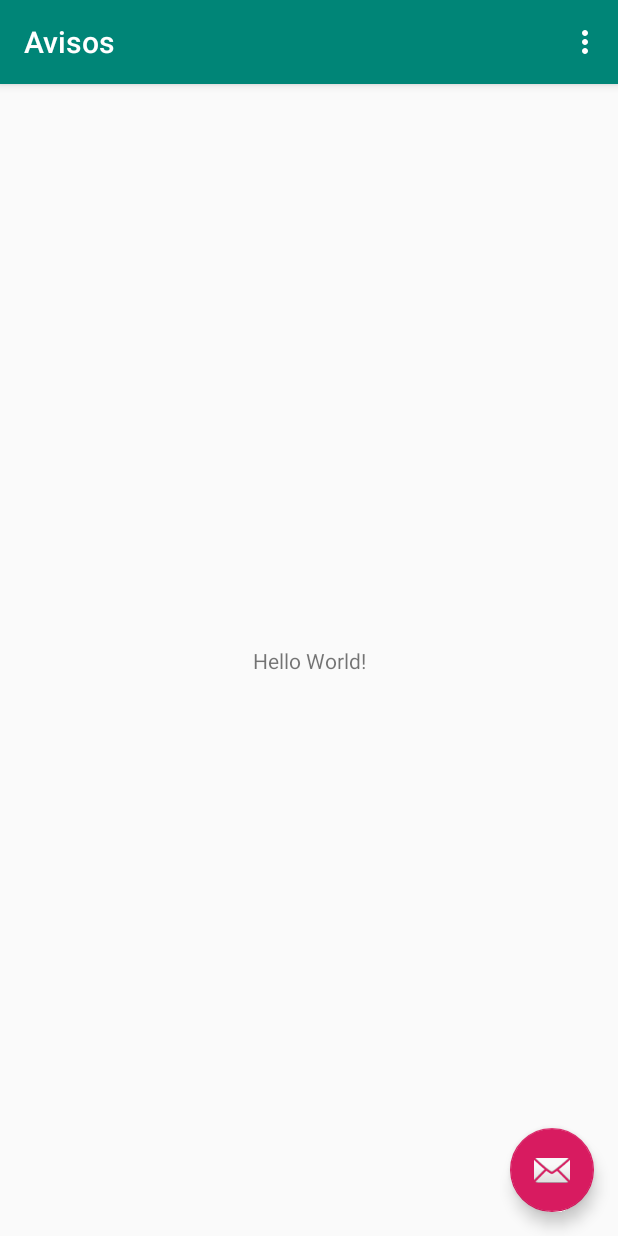
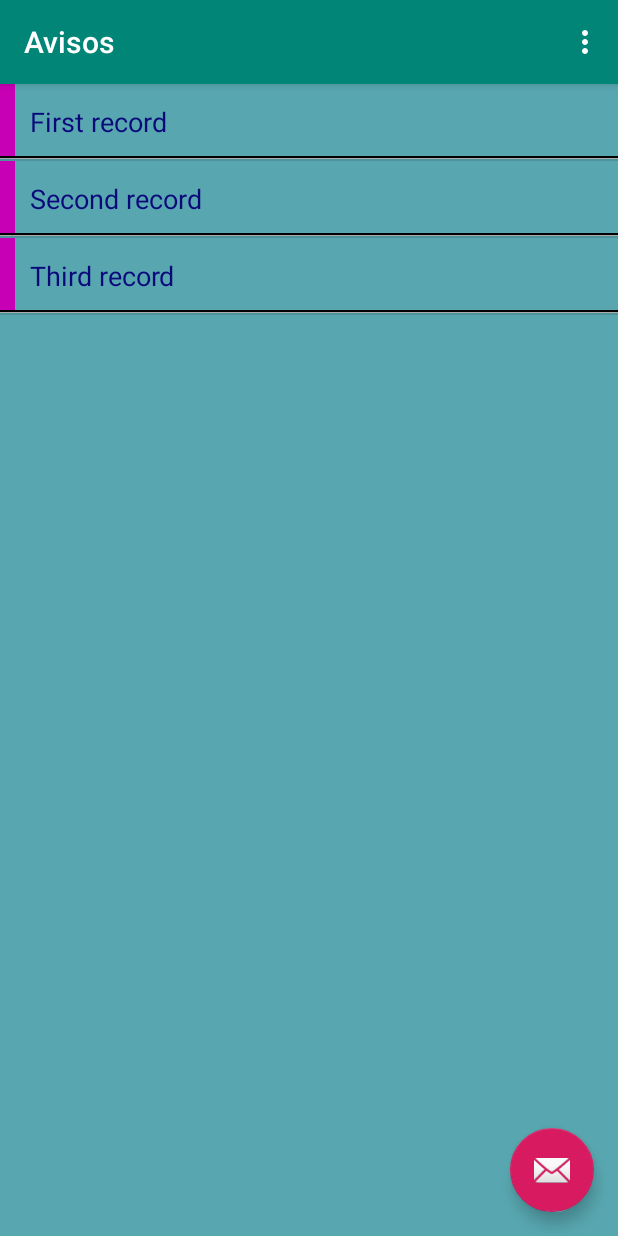
Before and after one commit to Diegobalay1/Avisos, an Android app: the screen it shows after launch (AvisosActivity), on a phone screen of 412 x 824 dp. Run offline under Robolectric (Android 15) with nearby library versions, the phone set to English and light mode, and no system bars.

Commit message:
Añadida ListView con colores personalizados

```diff
--- a/app/src/main/java/com/androidiego/avisos/AvisosActivity.java
+++ b/app/src/main/java/com/androidiego/avisos/AvisosActivity.java
@@ -8,8 +8,11 @@
 import android.view.View;
 import android.view.Menu;
 import android.view.MenuItem;
+import android.widget.ArrayAdapter;
+import android.widget.ListView;
 
 public class AvisosActivity extends AppCompatActivity {
+    private ListView mListView;
 
     @Override
     protected void onCreate(Bundle savedInstanceState) {
@@ -17,6 +20,18 @@
         setContentView(R.layout.activity_avisos);
         Toolbar toolbar = findViewById(R.id.toolbar);
         setSupportActionBar(toolbar);
+
+        mListView = (ListView) findViewById(R.id.avisos_list_view);
+        // The arrayAdapter is the controller in our
+        // model-view-controller relationship. (controller)
+        ArrayAdapter<String> arrayAdapter = new ArrayAdapter<String>(
+                this,
+                R.layout.avisos_row, //layout (view)
+                R.id.row_text, //row (view)
+                new String[]{"First record", "Second record", "Third record"} // data (model
+        );
+        // establecemos el adaptador al listview, que ya incluye los datos
+        mListView.setAdapter(arrayAdapter);
 
         FloatingActionButton fab = findViewById(R.id.fab);
         fab.setOnClickListener(new View.OnClickListener() {
--- /dev/null
+++ b/app/src/main/res/layout/avisos_row.xml
@@ -0,0 +1,49 @@
+<?xml version="1.0" encoding="utf-8"?>
+<LinearLayout xmlns:android="http://schemas.android.com/apk/res/android"
+    xmlns:app="http://schemas.android.com/apk/res-auto"
+    android:layout_width="match_parent"
+    android:layout_height="50dp"
+    android:background="@color/azul_claro"
+    android:orientation="vertical">
+
+    <LinearLayout
+        android:layout_width="match_parent"
+        android:layout_height="48dp"
+        android:orientation="horizontal">
+
+        <view
+            android:id="@+id/row_tab"
+            class="android.view.View"
+            android:layout_width="10dp"
+            android:layout_height="match_parent"
+            android:background="@color/rosa" />
+
+        <TextView
+            android:id="@+id/row_text"
+            android:layout_width="match_parent"
+            android:layout_height="50dp"
+            android:textAppearance="?android:attr/textAppearanceLarge"
+            android:layout_weight="1"
+            android:background="@color/azul_claro"
+            android:textColor="@color/azul_oscuro"
+            android:text="Aviso Text"
+            android:textSize="18sp"
+            android:padding="10dp"
+            android:gravity="center_vertical"
+            android:ellipsize="end"
+            android:maxLines="1" />
+
+    </LinearLayout>
+
+    <view
+        class="android.view.View"
+        android:layout_width="match_parent"
+        android:layout_height="1dp"
+        android:background="@android:color/background_dark" />
+    <view
+        class="android.view.View"
+        android:layout_width="match_parent"
+        android:layout_height="1dp"
+        android:background="@android:color/darker_gray" />
+
+</LinearLayout>
--- a/app/src/main/res/layout/content_avisos.xml
+++ b/app/src/main/res/layout/content_avisos.xml
@@ -1,20 +1,23 @@
 <?xml version="1.0" encoding="utf-8"?>
-<android.support.constraint.ConstraintLayout xmlns:android="http://schemas.android.com/apk/res/android"
+<android.support.constraint.ConstraintLayout
+    xmlns:android="http://schemas.android.com/apk/res/android"
     xmlns:app="http://schemas.android.com/apk/res-auto"
     xmlns:tools="http://schemas.android.com/tools"
     android:layout_width="match_parent"
     android:layout_height="match_parent"
+    android:background="@color/azul_claro"
     app:layout_behavior="@string/appbar_scrolling_view_behavior"
     tools:context=".AvisosActivity"
     tools:showIn="@layout/activity_avisos">
 
-    <TextView
-        android:layout_width="wrap_content"
-        android:layout_height="wrap_content"
-        android:text="Hello World!"
+
+    <ListView
+        android:id="@+id/avisos_list_view"
+        android:layout_width="0dp"
+        android:layout_height="0dp"
         app:layout_constraintBottom_toBottomOf="parent"
-        app:layout_constraintLeft_toLeftOf="parent"
-        app:layout_constraintRight_toRightOf="parent"
-        app:layout_constraintTop_toTopOf="parent" />
-
+        app:layout_constraintEnd_toEndOf="parent"
+        app:layout_constraintStart_toStartOf="parent"
+        app:layout_constraintTop_toTopOf="parent"
+        tools:listitem="@layout/avisos_row" />
 </android.support.constraint.ConstraintLayout>
--- a/app/src/main/res/values/colors.xml
+++ b/app/src/main/res/values/colors.xml
@@ -3,4 +3,7 @@
     <color name="colorPrimary">#008577</color>
     <color name="colorPrimaryDark">#00574B</color>
     <color name="colorAccent">#D81B60</color>
+    <color name="azul_claro">#58A7B0</color>
+    <color name="rosa">#C800B5</color>
+    <color name="azul_oscuro">#09097B</color>
 </resources>
```
